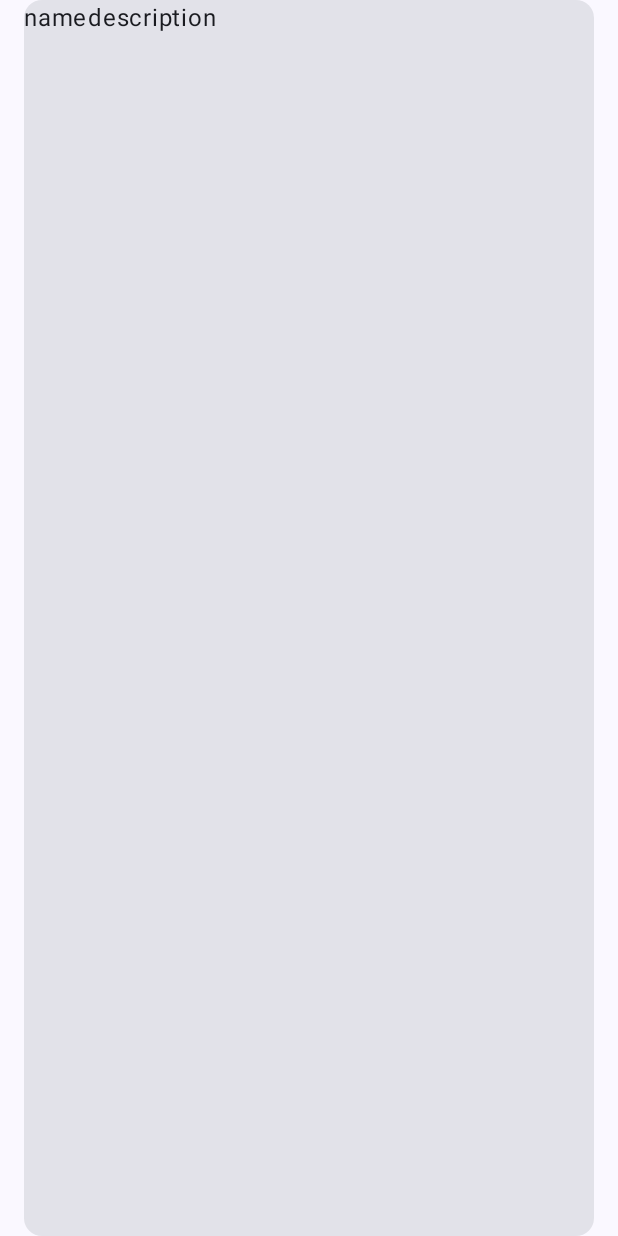
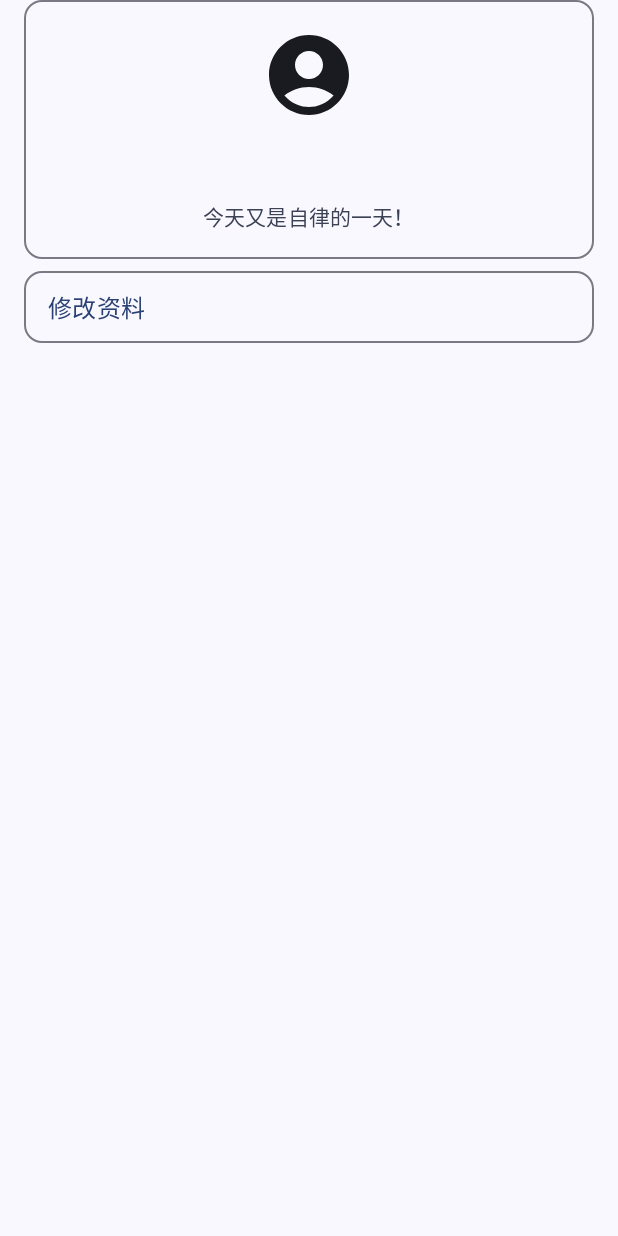
Before and after one commit to codedrink5154/todoapp, an Android app built with Jetpack Compose: the composable UserScreen shown on its own in the app's theme, on a phone screen of 412 x 824 dp. Run offline under Robolectric (Android 15) with nearby library versions, the phone set to English and light mode, and no system bars; 2 statements that could not run were skipped.

Commit message:
feat: 完善“我的”页面并新增资料修改页
- 用户页展示头像与用户名，入口跳转至 UserModify
- 新增 UserModify 页面及返回型顶栏
- 底部导航仅在栈底显示，重命名 User 为 UserPage
- 依赖版本迁移至 version catalog 并补充 compose 相关依赖

```diff
--- a/app/build.gradle.kts
+++ b/app/build.gradle.kts
@@ -41,12 +41,15 @@ dependencies {
     implementation(platform(libs.androidx.compose.bom))
     implementation(libs.androidx.activity.compose)
     implementation(libs.androidx.compose.material3)
+    implementation(libs.androidx.compose.animation)
+    implementation(libs.androidx.compose.foundation)
     implementation(libs.androidx.compose.ui)
     implementation(libs.androidx.compose.ui.graphics)
     implementation(libs.androidx.compose.ui.tooling.preview)
     implementation(libs.androidx.core.ktx)
     implementation(libs.androidx.lifecycle.runtime.ktx)
-    implementation("androidx.lifecycle:lifecycle-viewmodel-compose:2.10.0")
+    implementation(libs.androidx.lifecycle.runtime.compose)
+    implementation(libs.androidx.lifecycle.viewmodel.compose)
     implementation(libs.compose.material.icons)
     testImplementation(libs.junit)
     androidTestImplementation(platform(libs.androidx.compose.bom))
--- a/app/src/main/java/io/github/codedrink5154/todoapp/MainActivity.kt
+++ b/app/src/main/java/io/github/codedrink5154/todoapp/MainActivity.kt
@@ -21,13 +21,9 @@ class MainActivity : ComponentActivity() {
         super.onCreate(savedInstanceState)
         enableEdgeToEdge()
 
-        // Activity 完成初始化后再读取 Context 相关的登录状态。
-        val lastUser = getSharedPreferences("lastUser", MODE_PRIVATE)
-            .getString("lastUser", null)
-
         setContent {
             TodoAppTheme {
-                MainScreen(lastUser)
+                MainScreen()
             }
         }
     }
--- /dev/null
+++ b/app/src/main/java/io/github/codedrink5154/todoapp/data/AppState.kt
@@ -0,0 +1,9 @@
+package io.github.codedrink5154.todoapp.data
+
+import androidx.compose.runtime.getValue
+import androidx.compose.runtime.mutableStateOf
+import androidx.compose.runtime.setValue
+
+data object AppState {
+    var user by mutableStateOf(User("", ""))
+}
--- a/app/src/main/java/io/github/codedrink5154/todoapp/navigation/BottomNavBar.kt
+++ b/app/src/main/java/io/github/codedrink5154/todoapp/navigation/BottomNavBar.kt
@@ -29,8 +29,8 @@ fun BottomNavBar(currentTab: NavKey) {
             icon = { Icon(Icons.Default.Timer, contentDescription = "专注") }
         )
         NavigationBarItem(
-            selected = currentTab == User,
-            onClick = { BackStack.switchTab(User) },
+            selected = currentTab == UserPage,
+            onClick = { BackStack.switchTab(UserPage) },
             label = { Text("我的") },
             icon = { Icon(Icons.Default.AccountCircle, contentDescription = "我的") }
         )
--- a/app/src/main/java/io/github/codedrink5154/todoapp/navigation/NavKeys.kt
+++ b/app/src/main/java/io/github/codedrink5154/todoapp/navigation/NavKeys.kt
@@ -14,4 +14,7 @@ data object Focus : NavKey
 data object Auth : NavKey
 
 @Serializable
-data object User : NavKey
+data object UserPage : NavKey
+
+@Serializable
+data object UserModify : NavKey
--- a/app/src/main/java/io/github/codedrink5154/todoapp/ui/screen/AuthScreen.kt
+++ b/app/src/main/java/io/github/codedrink5154/todoapp/ui/screen/AuthScreen.kt
@@ -21,6 +21,7 @@ import androidx.compose.ui.text.input.VisualTransformation
 import androidx.lifecycle.compose.collectAsStateWithLifecycle
 import androidx.lifecycle.viewmodel.compose.viewModel
 import io.github.codedrink5154.todoapp.MainActivity
+import io.github.codedrink5154.todoapp.data.AppState
 import io.github.codedrink5154.todoapp.viewmodel.AuthViewModel
 import io.github.codedrink5154.todoapp.navigation.BackStack
 import io.github.codedrink5154.todoapp.navigation.TodoList
@@ -105,6 +106,8 @@ fun AuthScreen(innerPadding: PaddingValues, viewModel: AuthViewModel = viewModel
                                 if (viewModel.tryLogin(userName, password)) {
                                     // 清理密码
                                     viewModel.updatePassword("")
+                                    // 同步全局用户信息，让“我的”页面立即显示新用户名
+                                    AppState.user = AppState.user.copy(name = userName)
                                     // 切换至待办页面
                                     BackStack.switchTab(TodoList)
                                     // 自动登录，保存登录的用户名
--- a/app/src/main/java/io/github/codedrink5154/todoapp/ui/screen/UserScreen.kt
+++ b/app/src/main/java/io/github/codedrink5154/todoapp/ui/screen/UserScreen.kt
@@ -1,18 +1,32 @@
 package io.github.codedrink5154.todoapp.ui.screen
 
+import android.widget.Space
+import androidx.compose.foundation.clickable
 import androidx.compose.foundation.layout.Arrangement
 import androidx.compose.foundation.layout.Column
 import androidx.compose.foundation.layout.PaddingValues
 import androidx.compose.foundation.layout.Row
+import androidx.compose.foundation.layout.Spacer
 import androidx.compose.foundation.layout.fillMaxSize
+import androidx.compose.foundation.layout.fillMaxWidth
+import androidx.compose.foundation.layout.height
 import androidx.compose.foundation.layout.padding
+import androidx.compose.foundation.layout.size
 import androidx.compose.foundation.layout.wrapContentSize
+import androidx.compose.material.icons.Icons
+import androidx.compose.material.icons.filled.AccountCircle
 import androidx.compose.material3.Card
+import androidx.compose.material3.Icon
+import androidx.compose.material3.MaterialTheme
+import androidx.compose.material3.OutlinedCard
 import androidx.compose.material3.Text
 import androidx.compose.runtime.Composable
 import androidx.compose.ui.Alignment
 import androidx.compose.ui.Modifier
 import androidx.compose.ui.unit.dp
+import io.github.codedrink5154.todoapp.data.AppState
+import io.github.codedrink5154.todoapp.navigation.BackStack
+import io.github.codedrink5154.todoapp.navigation.UserModify
 
 
 @Composable
@@ -23,19 +37,45 @@ fun UserScreen(innerPadding: PaddingValues) {
         horizontalAlignment = Alignment.CenterHorizontally
     ) {
         UserInfoCard()
+        OutlinedCard(
+            modifier = Modifier.fillMaxWidth().wrapContentSize().clickable { BackStack.goBack() }
+        ) {
+            Row(
+                modifier = Modifier.fillMaxWidth().padding(vertical = 12.dp).padding(horizontal = 16.dp)
+            ) {
+                Text(
+                    text = "修改资料",
+                    style = MaterialTheme.typography.titleMedium,
+                    color = MaterialTheme.colorScheme.primary,
+                )
+            }
+        }
     }
 }
 
 @Composable
 fun UserInfoCard() {
-    Card(
-        modifier = Modifier.wrapContentSize().fillMaxSize()
+    OutlinedCard(
+        modifier = Modifier.wrapContentSize().fillMaxWidth(),
     ) {
-        Row(
-            modifier = Modifier.fillMaxSize()
+        Column(
+            modifier = Modifier.fillMaxWidth(),
+            verticalArrangement = Arrangement.spacedBy(10.dp),
+            horizontalAlignment = Alignment.CenterHorizontally,
         ) {
-            Text("name")
-            Text("description")
+            Spacer(Modifier.height(8.dp))
+            Icon(Icons.Default.AccountCircle, "头像", modifier = Modifier.size(64.dp))
+            Text(
+                text = AppState.user.name,
+                style = MaterialTheme.typography.headlineSmall,
+                color = MaterialTheme.colorScheme.primary,
+            )
+            Text(
+                text = "今天又是自律的一天！",
+                style = MaterialTheme.typography.titleSmall,
+                color = MaterialTheme.colorScheme.secondary,
+            )
+            Spacer(Modifier.height(8.dp))
         }
     }
 }
--- a/gradle/libs.versions.toml
+++ b/gradle/libs.versions.toml
@@ -25,6 +25,10 @@ androidx-compose-ui-tooling-preview = { group = "androidx.compose.ui", name = "u
 androidx-compose-ui-test-manifest = { group = "androidx.compose.ui", name = "ui-test-manifest" }
 androidx-compose-ui-test-junit4 = { group = "androidx.compose.ui", name = "ui-test-junit4" }
 androidx-compose-material3 = { group = "androidx.compose.material3", name = "material3" }
+androidx-compose-animation = { group = "androidx.compose.animation", name = "animation" }
+androidx-compose-foundation = { group = "androidx.compose.foundation", name = "foundation" }
+androidx-lifecycle-runtime-compose = { group = "androidx.lifecycle", name = "lifecycle-runtime-compose", version.ref = "lifecycleRuntimeKtx" }
+androidx-lifecycle-viewmodel-compose = { group = "androidx.lifecycle", name = "lifecycle-viewmodel-compose", version.ref = "lifecycleRuntimeKtx" }
 androidx-navigation3-runtime = { group = "androidx.navigation3", name = "navigation3-runtime", version.ref = "navigation3" }
 androidx-navigation3-ui = { group = "androidx.navigation3", name = "navigation3-ui", version.ref = "navigation3" }
 compose-material-icons = { group = "androidx.compose.material", name = "material-icons-extended" }
```
Also changed, not shown: app/src/main/java/io/github/codedrink5154/todoapp/navigation/NavControl.kt (+10 -3 lines), app/src/main/java/io/github/codedrink5154/todoapp/ui/screen/MainScreen.kt (+73 -23 lines), app/src/main/java/io/github/codedrink5154/todoapp/ui/screen/UserModify.kt (added, +21 -0 lines).
